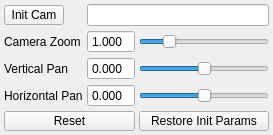
Above: tools/maya/cam/camZoom/ui/camZoom.ui from snaress/bank before the change. Below: the same form after it.
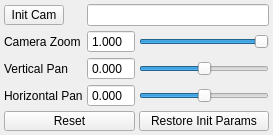
That is the form after the change.

Commit message: camZoom: Change zoom range

The edit to the form file:
```diff
--- a/tools/maya/cam/camZoom/ui/camZoom.ui
+++ b/tools/maya/cam/camZoom/ui/camZoom.ui
@@ -66,13 +66,13 @@
    <item row="1" column="2">
     <widget class="QSlider" name="hsCamZoom">
      <property name="maximum">
-      <number>500</number>
+      <number>100</number>
      </property>
      <property name="singleStep">
       <number>10</number>
      </property>
      <property name="pageStep">
-      <number>50</number>
+      <number>10</number>
      </property>
      <property name="value">
       <number>100</number>
```
Left out of the diff: 2 changed lines with no effect on the pictures.
